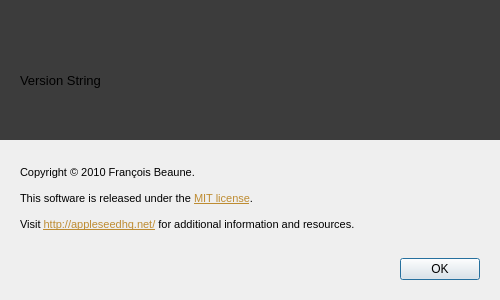
Above: src/appleseed.studio/help/about/aboutwindow.ui from appleseedhq/appleseed before the change. Below: the same form after it.
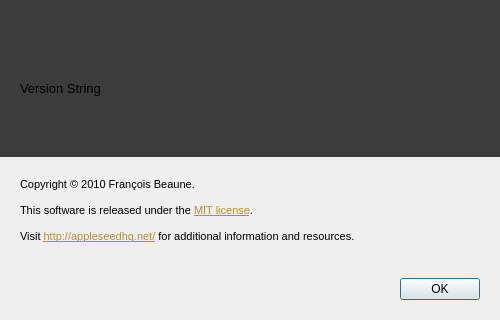
That is the form after the change. Icons and pictures are not drawn.

Commit message: use the new appleseed logo in the About window.

Diff of the .ui file:
```diff
--- a/src/appleseed.studio/help/about/aboutwindow.ui
+++ b/src/appleseed.studio/help/about/aboutwindow.ui
@@ -10,7 +10,7 @@
     <x>0</x>
     <y>0</y>
     <width>500</width>
-    <height>300</height>
+    <height>320</height>
    </rect>
   </property>
   <property name="sizePolicy">
@@ -22,13 +22,13 @@
   <property name="minimumSize">
    <size>
     <width>500</width>
-    <height>300</height>
+    <height>320</height>
    </size>
   </property>
   <property name="maximumSize">
    <size>
     <width>500</width>
-    <height>300</height>
+    <height>320</height>
    </size>
   </property>
   <property name="windowTitle">
@@ -38,19 +38,28 @@
    <property name="margin">
     <number>0</number>
    </property>
-   <item row="1" column="0">
+   <item row="2" column="0">
     <layout class="QGridLayout" name="layout_details">
-     <property name="margin">
+     <property name="leftMargin">
       <number>20</number>
      </property>
-     <item row="2" column="0">
+     <property name="topMargin">
+      <number>15</number>
+     </property>
+     <property name="rightMargin">
+      <number>20</number>
+     </property>
+     <property name="bottomMargin">
+      <number>20</number>
+     </property>
+     <item row="5" column="0">
       <widget class="QDialogButtonBox" name="dialogbuttonbox">
        <property name="standardButtons">
         <set>QDialogButtonBox::Ok</set>
        </property>
       </widget>
      </item>
-     <item row="1" column="0">
+     <item row="0" column="0">
       <widget class="QLabel" name="label_details">
        <property name="text">
         <string>&lt;!DOCTYPE HTML PUBLIC &quot;-//W3C//DTD HTML 4.0//EN&quot; &quot;http://www.w3.org/TR/REC-html40/strict.dtd&quot;&gt;
@@ -79,23 +88,11 @@
    <item row="0" column="0">
     <widget class="QFrame" name="frame_banner">
      <property name="sizePolicy">
-      <sizepolicy hsizetype="Preferred" vsizetype="Fixed">
+      <sizepolicy hsizetype="Preferred" vsizetype="Preferred">
        <horstretch>0</horstretch>
        <verstretch>0</verstretch>
       </sizepolicy>
      </property>
-     <property name="minimumSize">
-      <size>
-       <width>0</width>
-       <height>140</height>
-      </size>
-     </property>
-     <property name="maximumSize">
-      <size>
-       <width>16777215</width>
-       <height>140</height>
-      </size>
-     </property>
      <property name="styleSheet">
       <string>QFrame
 {
@@ -116,7 +113,7 @@
       <property name="margin">
        <number>20</number>
       </property>
-      <item row="1" column="0">
+      <item row="2" column="0">
        <widget class="QLabel" name="label_version_string">
         <property name="font">
          <font>
@@ -131,8 +128,14 @@
         </property>
        </widget>
       </item>
-      <item row="0" column="0">
+      <item row="1" column="0">
        <widget class="QLabel" name="label_product_image">
+        <property name="styleSheet">
+         <string notr="true">QLabel
+{
+    margin-bottom: 15px;
+}</string>
+        </property>
         <property name="text">
          <string/>
         </property>
```
Left out of the diff: 3 changed lines with no effect on the pictures. The commit also changes 3 other files.
